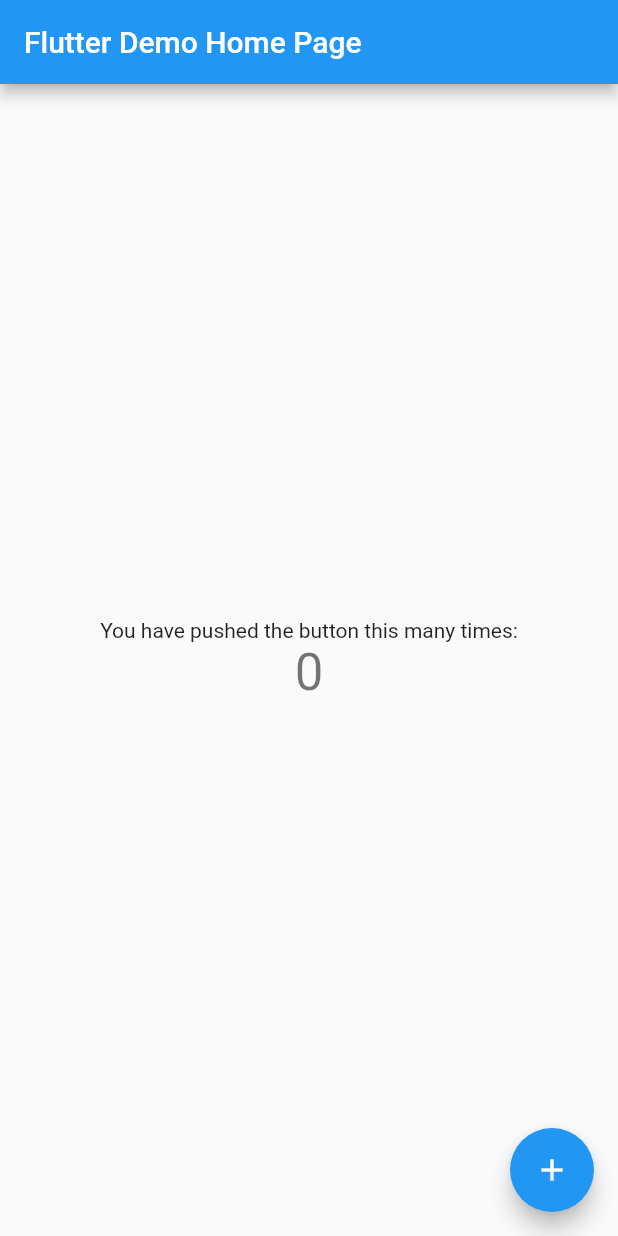
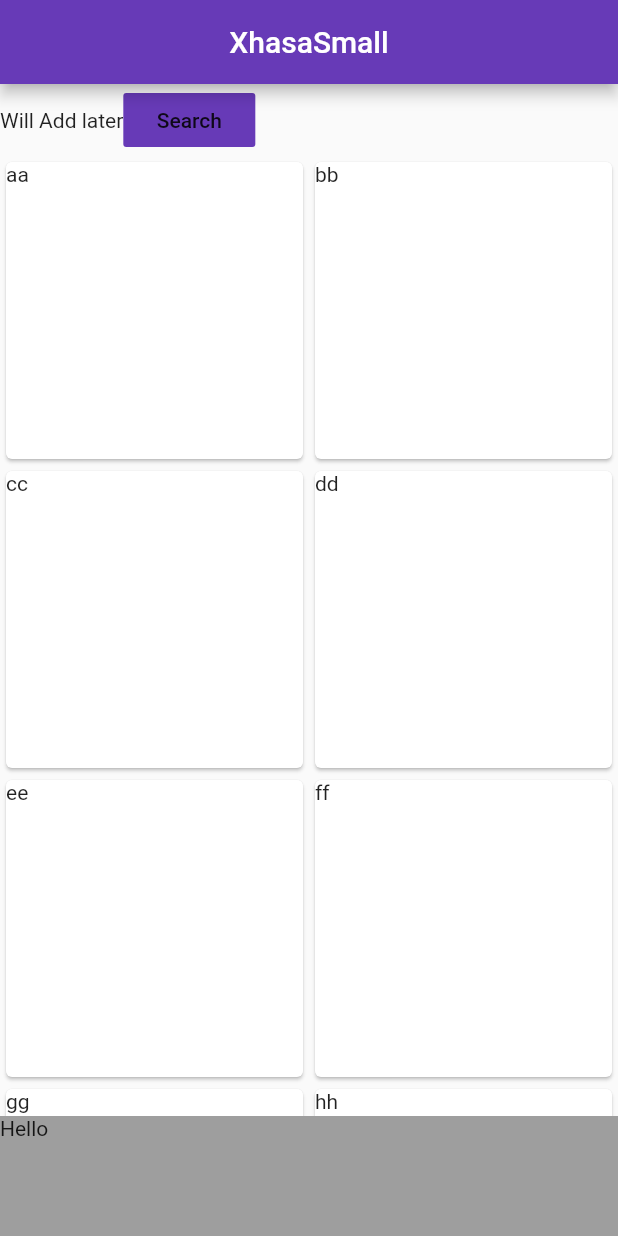
Before and after one commit to NkanyisoSigwaza/xhasa_small, a Flutter app: the screen it shows after launch, on a phone screen of 412 x 824 dp. Run offline on Flutter 3.47's test engine with Material 2 defaults, Android fonts, the phone set to English and light mode, and no system bars.

Commit message:
Basic design

```diff
--- a/lib/Home/mainScreen.dart
+++ b/lib/Home/mainScreen.dart
@@ -0,0 +1,60 @@
+import 'package:flutter/material.dart';
+
+class mainScreen extends StatefulWidget {
+  @override
+  _mainScreenState createState() => _mainScreenState();
+}
+
+class _mainScreenState extends State<mainScreen> {
+  List<String> words = ["aa","bb","cc","dd","ee","ff","gg","hh","ii"];
+  @override
+  Widget build(BuildContext context) {
+    return Scaffold(
+      appBar: AppBar(
+        title:Text("XhasaSmall"),
+        backgroundColor: Colors.deepPurple,
+        centerTitle: true,
+      ),
+      body: Column(
+        //mainAxisSize: MainAxisSize.max,
+        mainAxisAlignment: MainAxisAlignment.spaceEvenly,
+        children: [
+          Row(
+            children: [
+              Container(
+                child:Text("Will Add later")
+              ),
+              FlatButton(
+                child: Text("Search"),
+                onPressed: (){},
+                color:Colors.deepPurple,
+              )
+            ],
+
+          ),
+          Expanded( //So there is no overflow. allows grid to expand
+            child: GridView.builder(
+                gridDelegate: new SliverGridDelegateWithFixedCrossAxisCount(
+                crossAxisCount: 2),
+                scrollDirection: Axis.vertical,
+                shrinkWrap: true,
+                itemCount: words.length,
+                itemBuilder: (context,index){
+                  return Card(
+                    child:Text(words[index]),
+                  );
+                }),
+          ),
+          Container(
+            color: Colors.grey,
+            child:Text("Hello"),
+            width: MediaQuery.of(context).size.width,
+            height:80,
+          )
+        ],
+
+
+      ),
+    );
+  }
+}
--- a/lib/main.dart
+++ b/lib/main.dart
@@ -1,4 +1,5 @@
 import 'package:flutter/material.dart';
+import 'package:xhasasmall/Home/mainScreen.dart';
 
 void main() {
   runApp(MyApp());
@@ -9,6 +10,7 @@
   @override
   Widget build(BuildContext context) {
     return MaterialApp(
+      debugShowCheckedModeBanner: false,
       title: 'Flutter Demo',
       theme: ThemeData(
         // This is the theme of your application.
@@ -26,7 +28,7 @@
         // closer together (more dense) than on mobile platforms.
         visualDensity: VisualDensity.adaptivePlatformDensity,
       ),
-      home: MyHomePage(title: 'Flutter Demo Home Page'),
+      home: mainScreen(),
     );
   }
 }
```
